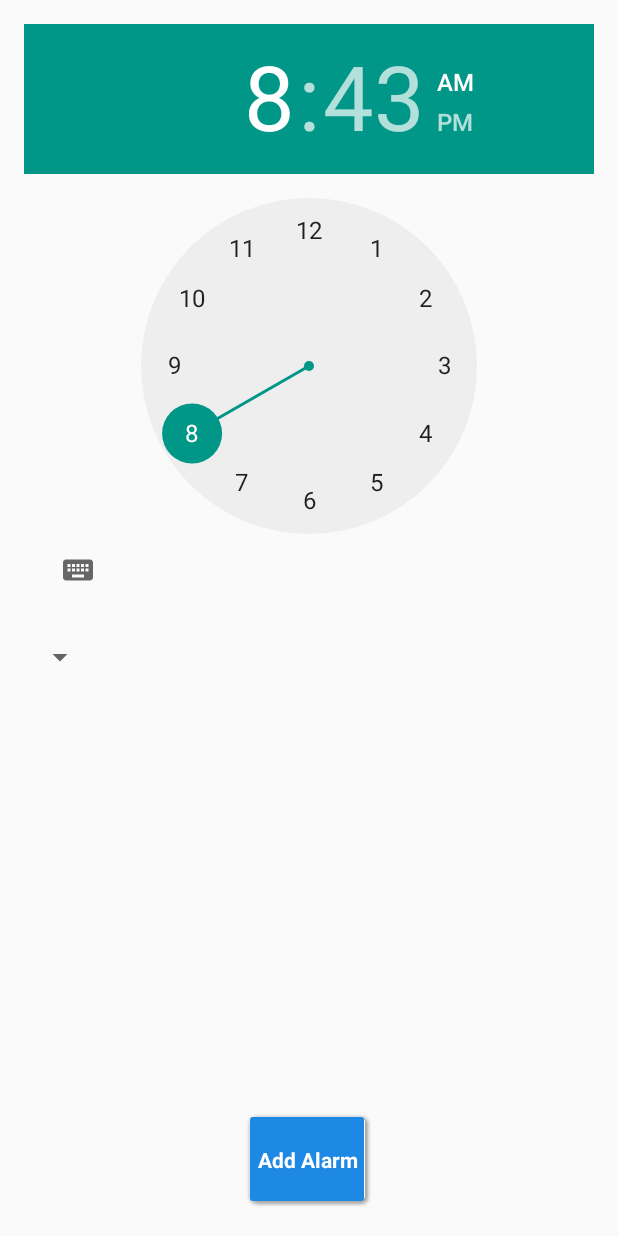
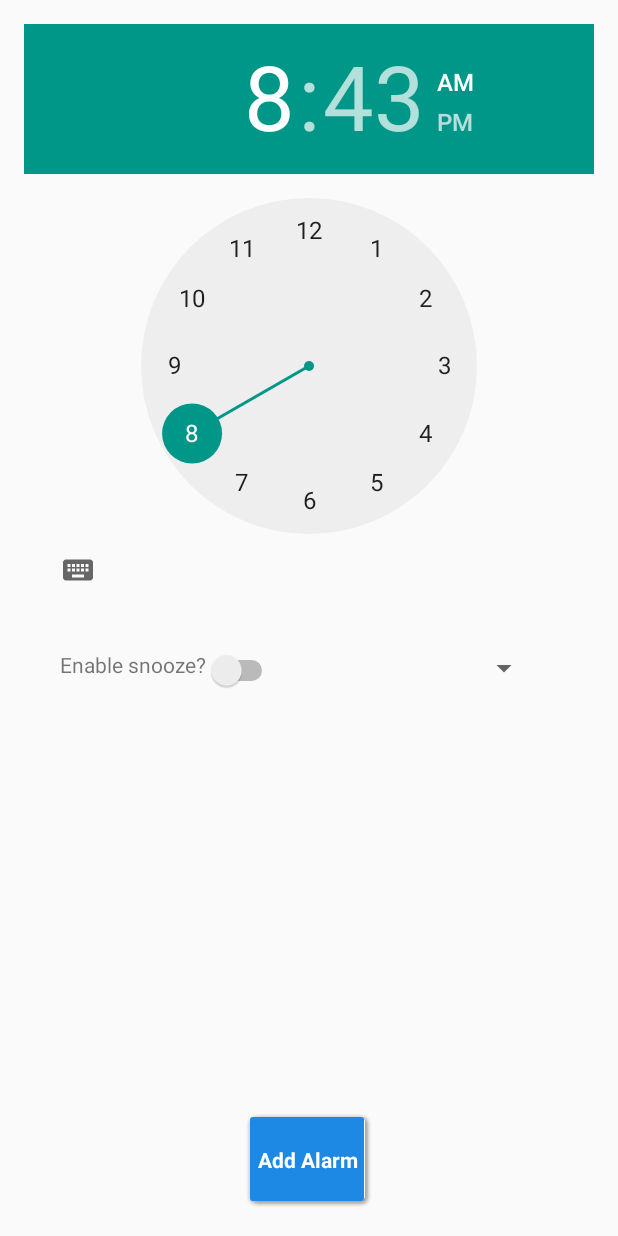
Before and after one commit to NgoclanTran/alarm, an Android app: the layout content_setClock.xml on its own in the app's theme, with its tools: preview values and no code run, on a phone screen of 412 x 824 dp. Run offline under Robolectric (Android 15) with nearby library versions, the phone set to English and light mode, and no system bars.

Commit message:
Added enabling/disabling snooze for alarm

```diff
--- a/app/src/main/res/layout/content_setClock.xml
+++ b/app/src/main/res/layout/content_setClock.xml
@@ -32,11 +32,48 @@
     <Spinner
         android:id="@+id/ringtone_spinner"
         android:layout_height="wrap_content"
-        android:layout_below="@+id/timePicker"
-        android:layout_marginTop="22dp"
         android:layout_width="wrap_content"
         android:text="Ringtone"
-        android:spinnerMode="dialog"/>
+        android:spinnerMode="dialog"
+        android:layout_marginRight="36dp"
+        android:layout_marginEnd="36dp"
+        android:layout_below="@+id/timePicker"
+        android:layout_alignParentRight="true"
+        android:layout_alignParentEnd="true"
+        android:layout_marginTop="29dp" />
+
+    <LinearLayout
+        android:layout_width="wrap_content"
+        android:layout_height="wrap_content"
+        android:layout_alignTop="@+id/ringtone_spinner"
+        android:layout_alignParentLeft="true"
+        android:layout_alignParentStart="true"
+        android:layout_marginLeft="8dp"
+        android:layout_marginStart="8dp">
+
+        <TextView
+            android:layout_width="wrap_content"
+            android:layout_height="wrap_content"
+            android:text="Enable snooze?"
+            android:layout_marginLeft="16dp"
+            android:layout_marginStart="16dp"
+            android:layout_alignBaseline="@+id/snooze_switch"
+            android:layout_alignBottom="@+id/snooze_switch"
+            android:layout_alignParentLeft="true"
+            android:layout_alignParentStart="true" />
+
+        <Switch
+            android:id="@+id/snooze_switch"
+            android:layout_width="match_parent"
+            android:layout_gravity="right|center"
+            android:layout_height="wrap_content"
+            android:focusable="false"
+            android:layout_alignTop="@+id/ringtone_spinner"
+            android:layout_alignParentLeft="true"
+            android:layout_alignStart="@+id/alarm_on"
+            android:layout_alignLeft="@+id/alarm_on" />
+
+    </LinearLayout>
 
 
 </RelativeLayout>
```
Also changed, not shown: app/src/main/java/com/example/minaris/alarm/SetAlarmActivity.java (+21 -28 lines), app/src/main/res/values/strings.xml (+9 -0 lines), 1 other file.
